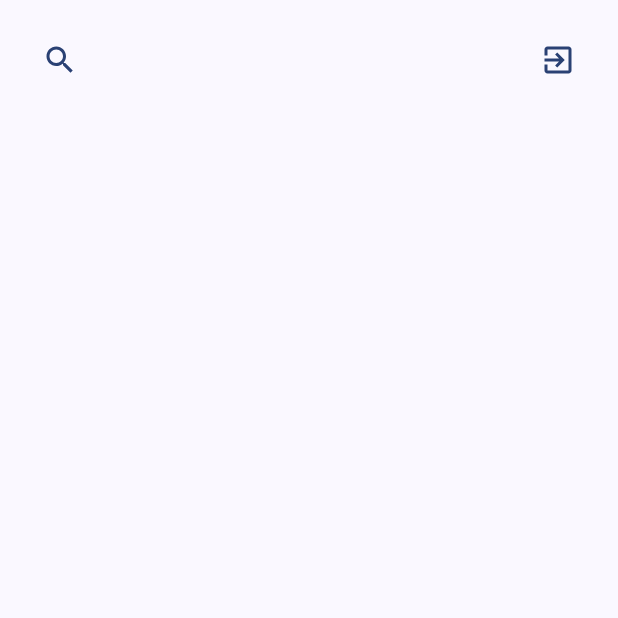
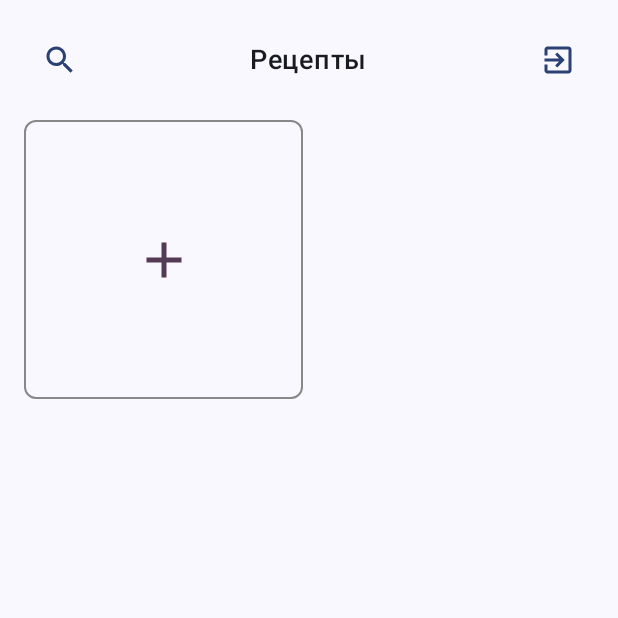
Before and after one commit to AnastasiaMiz/Yumifi1, an Android app built with Jetpack Compose: the RecipesView screen opened through its navigation route, on a phone screen of 412 x 824 dp, the top half of it. Before the commit the part shown is almost empty. Run offline under Robolectric (Android 15) with nearby library versions, the phone set to English and light mode, and no system bars; our stand-ins replace Dagger/Hilt's generated code.

Commit message:
Item-ы рецепта и добавления рецепта

```diff
--- a/app/src/main/java/com/example/yumifi1/features/recipes/ui/RecipesView.kt
+++ b/app/src/main/java/com/example/yumifi1/features/recipes/ui/RecipesView.kt
@@ -3,10 +3,11 @@ package com.example.yumifi1.features.recipes.ui
 import androidx.compose.foundation.layout.Arrangement
 import androidx.compose.foundation.layout.Column
 import androidx.compose.foundation.layout.Row
-import androidx.compose.foundation.layout.Spacer
 import androidx.compose.foundation.layout.fillMaxSize
 import androidx.compose.foundation.layout.fillMaxWidth
 import androidx.compose.foundation.layout.padding
+import androidx.compose.foundation.lazy.grid.GridCells
+import androidx.compose.foundation.lazy.grid.LazyVerticalGrid
 import androidx.compose.material.icons.Icons
 import androidx.compose.material.icons.automirrored.filled.ExitToApp
 import androidx.compose.material.icons.filled.Search
@@ -14,6 +15,7 @@ import androidx.compose.material3.Icon
 import androidx.compose.material3.IconButton
 import androidx.compose.material3.MaterialTheme
 import androidx.compose.material3.Scaffold
+import androidx.compose.material3.Text
 import androidx.compose.runtime.Composable
 import androidx.compose.runtime.LaunchedEffect
 import androidx.compose.runtime.collectAsState
@@ -21,11 +23,19 @@ import androidx.compose.runtime.getValue
 import androidx.compose.runtime.rememberCoroutineScope
 import androidx.compose.ui.Alignment
 import androidx.compose.ui.Modifier
+import androidx.compose.ui.res.stringResource
+import androidx.compose.ui.text.font.FontStyle
+import androidx.compose.ui.text.font.FontWeight
 import androidx.compose.ui.unit.dp
+import androidx.compose.ui.unit.sp
 import androidx.hilt.navigation.compose.hiltViewModel
 import androidx.navigation.NavController
+import com.example.yumifi1.features.recipes.ui.components.AddRecipeItemComponent
+import com.example.yumifi1.features.recipes.ui.components.RecipeItemComponent
 import com.example.yumifi1.features.recipes.ui.event.RecipesEvent
+import com.example.yumifi1.features.recipes.ui.model.Recipe
 import com.example.yumifi1.navigation.Screens
+import com.example.yumifi1.R
 
 @Composable
 fun RecipesView(
@@ -57,6 +67,9 @@ fun RecipesView(
                 onSearchClicked = {},
                 onLogoutClicked = recipesViewModel::onLogoutClicked
             )
+            RecipesContentComponent(
+                recipes = state.recipes,
+            )
         }
     }
 }
@@ -83,6 +96,11 @@ private fun ToolbarComponent(
                 contentDescription = null,
             )
         }
+        Text(
+            text = stringResource(id = R.string.recipes_title),
+            fontSize = 18.sp,
+            fontWeight = FontWeight.Medium,
+        )
         IconButton(
             onClick = onLogoutClicked
         ) {
@@ -94,3 +112,32 @@ private fun ToolbarComponent(
         }
     }
 }
+
+@Composable
+private fun RecipesContentComponent(
+    recipes: List<Recipe>
+) {
+    LazyVerticalGrid(
+        columns = GridCells.Fixed(2),
+        modifier = Modifier
+            .padding(16.dp),
+        horizontalArrangement = Arrangement.spacedBy(8.dp),
+        verticalArrangement = Arrangement.spacedBy(8.dp),
+    ) {
+        items(
+            count = recipes.size + 1
+        ) { index ->
+            if (index == 0) {
+                AddRecipeItemComponent {
+                    // TODO: открыть экран создания рецепта
+                }
+            } else {
+                recipes.getOrNull(index)?.let { recipe ->
+                    RecipeItemComponent(
+                        recipe = recipe
+                    )
+                }
+            }
+        }
+    }
+}
--- /dev/null
+++ b/app/src/main/java/com/example/yumifi1/features/recipes/ui/components/AddRecipeItemComponent.kt
@@ -0,0 +1,44 @@
+package com.example.yumifi1.features.recipes.ui.components
+
+import androidx.compose.foundation.border
+import androidx.compose.foundation.clickable
+import androidx.compose.foundation.layout.Box
+import androidx.compose.foundation.layout.aspectRatio
+import androidx.compose.foundation.layout.size
+import androidx.compose.foundation.shape.RoundedCornerShape
+import androidx.compose.material.icons.Icons
+import androidx.compose.material.icons.automirrored.filled.ExitToApp
+import androidx.compose.material.icons.filled.Add
+import androidx.compose.material3.Icon
+import androidx.compose.material3.MaterialTheme
+import androidx.compose.runtime.Composable
+import androidx.compose.ui.Alignment
+import androidx.compose.ui.Modifier
+import androidx.compose.ui.graphics.Color
+import androidx.compose.ui.unit.dp
+
+@Composable
+fun AddRecipeItemComponent(
+    modifier: Modifier = Modifier,
+    onClicked: () -> Unit,
+) {
+    Box(
+        modifier = modifier
+            .aspectRatio(1f)
+            .border(
+                width = 1.dp,
+                color = Color.Gray,
+                shape = RoundedCornerShape(8.dp)
+            )
+            .clickable(onClick = onClicked),
+        contentAlignment = Alignment.Center,
+    ) {
+        Icon(
+            imageVector = Icons.Default.Add,
+            tint = MaterialTheme.colorScheme.tertiary,
+            contentDescription = null,
+            modifier = Modifier
+                .size(40.dp)
+        )
+    }
+}
--- a/app/src/main/res/values/strings.xml
+++ b/app/src/main/res/values/strings.xml
@@ -19,6 +19,9 @@
     <string name="reg_repeat_password">Повторите пароль</string>
     <string name="reg_invalid_password">Пароли не совпадают</string>
 
+    <!--  Строки экрана рецептов  -->
+    <string name="recipes_title">Рецепты</string>
+
     <!--  Экран профиля  -->
     <string name="profile_title">Профиль</string>
     <string name="nickname">Никнейм</string>
```
Also changed, not shown: app/src/main/java/com/example/yumifi1/features/recipes/ui/components/RecipeItemComponent.kt (added, +40 -0 lines).
